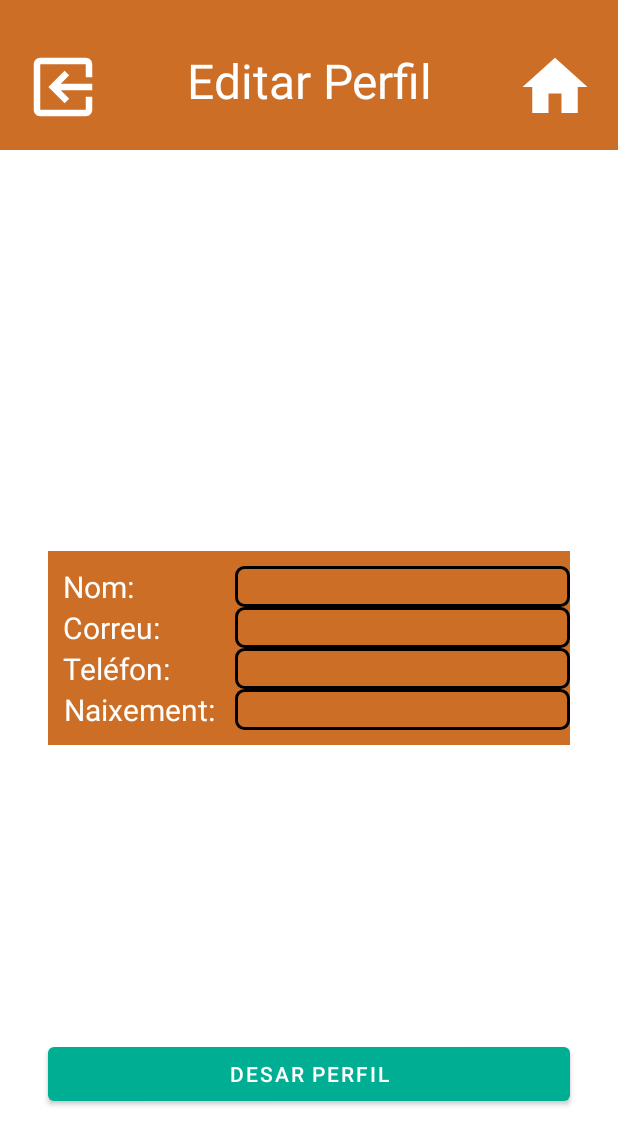
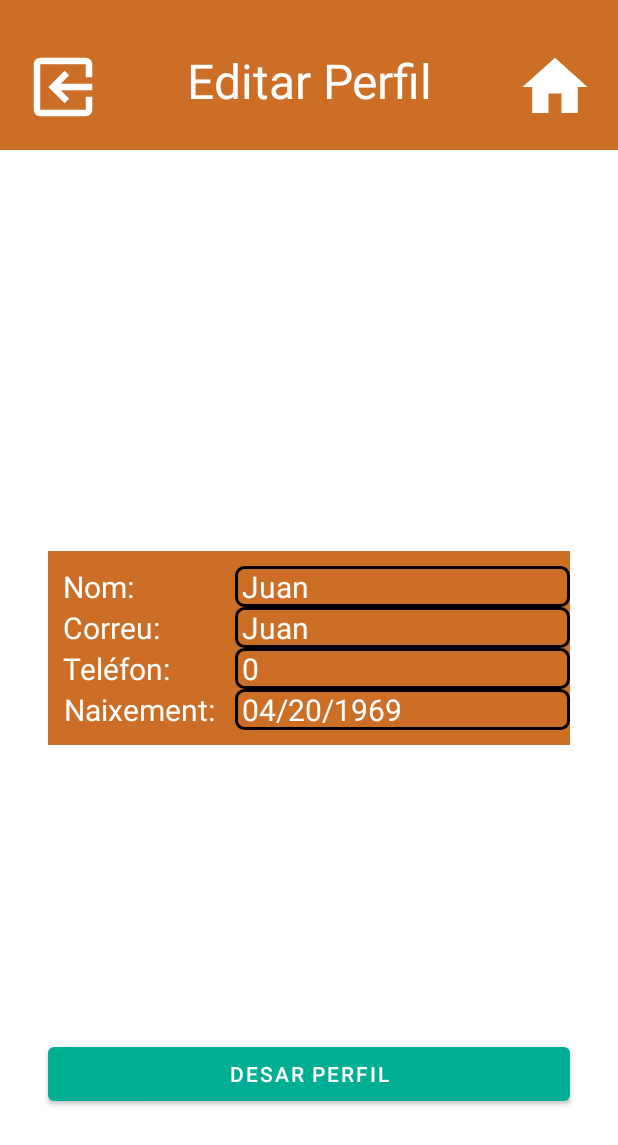
Before and after one commit to 1nf3r/ProdisComApp, an Android app: the Perfil screen opened through its navigation route, after a tap on "EDITAR PERFIL", on a phone screen of 412 x 824 dp. Shown: the top 1145 px of the screen. Run offline under Robolectric (Android 15) with nearby library versions, the phone set to English and light mode, and no system bars; our stand-ins replace Firebase (no records; nobody signed in at launch, a user with empty details on screens opened directly), data binding, navigation-ui.

Commit message:
viewModel de Perfil

```diff
--- a/app/src/main/java/cat/copernic/jose/antonio/miranda/prodiscomtest/ui/app/logged/perfil/EditPerfil.kt
+++ b/app/src/main/java/cat/copernic/jose/antonio/miranda/prodiscomtest/ui/app/logged/perfil/EditPerfil.kt
@@ -5,24 +5,41 @@ import androidx.fragment.app.Fragment
 import android.view.LayoutInflater
 import android.view.View
 import android.view.ViewGroup
+import androidx.lifecycle.ViewModelProvider
 import androidx.navigation.Navigation
 import cat.copernic.jose.antonio.miranda.prodiscomtest.R
 import cat.copernic.jose.antonio.miranda.prodiscomtest.databinding.FragmentEditPerfilBinding
 
-
+private lateinit var viewModel: PerfilViewModel
 class editPerfil : Fragment() {
     private var _binding: FragmentEditPerfilBinding? = null
     private val binding get() = _binding!!
+    private val per = Perfil()
     override fun onCreateView(
         inflater: LayoutInflater, container: ViewGroup?,
         savedInstanceState: Bundle?
     ): View {
+        viewModel = ViewModelProvider(this).get(PerfilViewModel::class.java)
+
         _binding = FragmentEditPerfilBinding.inflate(inflater, container, false)
         binding.btnGuardarPerfil.setOnClickListener(Navigation.createNavigateOnClickListener(R.id.perfil, null))
 
         binding.btnReturnEditPerfil.setOnClickListener(Navigation.createNavigateOnClickListener(R.id.perfil, null))
         binding.btnEditePerfilToHome.setOnClickListener(Navigation.createNavigateOnClickListener(R.id.menu_principal, null))
 
+        displayInfo()
+        viewModel.setInfo("","",0,"")
         return binding.root
     }
+
+    private fun displayInfo(){
+        binding.etxtNom.setText(viewModel.nombre.value)
+        binding.etxtCorreu.setText(viewModel.correo.value)
+        binding.etxtTelefon.setText(viewModel.telefono.value.toString())
+        binding.etxtNaixement.setText(viewModel.nacimiento.value)
+    }
+
+    private fun getName(){
+        //binding.etxtNom.text.toString()
+    }
 }
--- a/app/src/main/java/cat/copernic/jose/antonio/miranda/prodiscomtest/ui/app/logged/perfil/Perfil.kt
+++ b/app/src/main/java/cat/copernic/jose/antonio/miranda/prodiscomtest/ui/app/logged/perfil/Perfil.kt
@@ -5,10 +5,12 @@ import androidx.fragment.app.Fragment
 import android.view.LayoutInflater
 import android.view.View
 import android.view.ViewGroup
+import androidx.lifecycle.ViewModelProvider
 import androidx.navigation.Navigation
 import cat.copernic.jose.antonio.miranda.prodiscomtest.R
 import cat.copernic.jose.antonio.miranda.prodiscomtest.databinding.FragmentPerfilBinding
 
+private lateinit var viewModel: PerfilViewModel
 class Perfil : Fragment() {
     private var _binding: FragmentPerfilBinding? = null
     private val binding get() = _binding!!
@@ -16,11 +18,26 @@ class Perfil : Fragment() {
         inflater: LayoutInflater, container: ViewGroup?,
         savedInstanceState: Bundle?
     ): View {
+        viewModel = ViewModelProvider(this).get(PerfilViewModel::class.java)
         _binding = FragmentPerfilBinding.inflate(inflater, container, false)
         binding.btnToEditPerfil.setOnClickListener(Navigation.createNavigateOnClickListener(R.id.editPerfil, null))
 
         binding.btnReturnPerfil.setOnClickListener(Navigation.createNavigateOnClickListener(R.id.menu_principal, null))
 
+
+
+        displayInfo()
         return binding.root
     }
+
+    private fun displayInfo(){
+        binding.txtDisplayNombre.setText(viewModel.nombre.value)
+        binding.txtDisplayCorreo.setText(viewModel.correo.value)
+        binding.txtDisplayTelefono.setText(viewModel.telefono.value.toString())
+        binding.txtDisplayNacimiento.setText(viewModel.nacimiento.value)
+    }
+
+    fun getInfo(){
+
+    }
 }
--- /dev/null
+++ b/app/src/main/java/cat/copernic/jose/antonio/miranda/prodiscomtest/ui/app/logged/perfil/PerfilViewModel.kt
@@ -0,0 +1,43 @@
+package cat.copernic.jose.antonio.miranda.prodiscomtest.ui.app.logged.perfil
+
+import android.util.Log
+import androidx.lifecycle.LiveData
+import androidx.lifecycle.MutableLiveData
+import androidx.lifecycle.ViewModel
+import java.sql.Timestamp
+
+
+class PerfilViewModel: ViewModel() {
+
+    private val _nombre = MutableLiveData<String>()
+    val nombre: LiveData<String>
+        get() = _nombre
+    private val _correo = MutableLiveData<String>()
+    val correo: LiveData<String>
+        get() = _correo
+    private val _telefono = MutableLiveData<Int>()
+    val telefono: LiveData<Int>
+        get() = _telefono
+    private val _nacimiento = MutableLiveData<String>()
+    val nacimiento: LiveData<String>
+        get() = _nacimiento
+
+    init {
+        _nombre.value = "Juan"//TODO("Coger el nombre de la base de datos")
+        _correo.value =  "Juan" //TODO("Coger el correo de la base de datos")
+        _telefono.value =  0//TODO("Coger el teléfono de la base de datos")
+        _nacimiento.value =  "04/20/1969"//TODO("Coger el nacimiento de la base de datos")
+        Log.i("GameViewModel", "GameViewModel created!")
+    }
+
+    fun setInfo(nombre:String, correo:String, telefono:Int, nacimiento:String){
+        _nombre.value = nombre
+        _correo.value = correo
+        _telefono.value = telefono
+        _nacimiento.value = nacimiento
+
+
+    }
+
+
+}
--- a/app/src/main/res/layout/fragment_edit_perfil.xml
+++ b/app/src/main/res/layout/fragment_edit_perfil.xml
@@ -157,7 +157,7 @@
                     style="@style/etxtPerfil"
                     android:layout_width="wrap_content"
                     android:layout_height="wrap_content"
-                    tools:text="615849218" />
+                    tools:text="123456789" />
 
                 <EditText
                     android:id="@+id/etxtNaixement"
--- a/app/src/main/res/layout/fragment_perfil.xml
+++ b/app/src/main/res/layout/fragment_perfil.xml
@@ -137,7 +137,7 @@
                     style="@style/txtDisplayPerfil"
                     android:layout_width="wrap_content"
                     android:layout_height="wrap_content"
-                    tools:text="615849218" />
+                    tools:text="123456789" />
 
                 <TextView
                     android:id="@+id/txtDisplayNacimiento"
```
